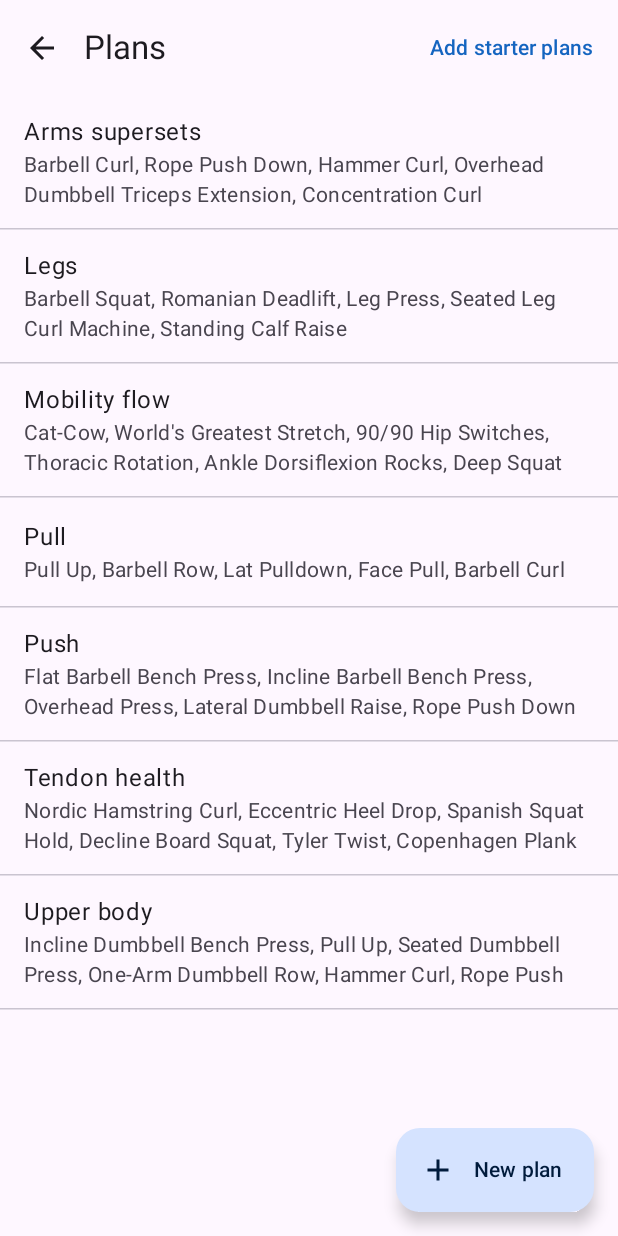
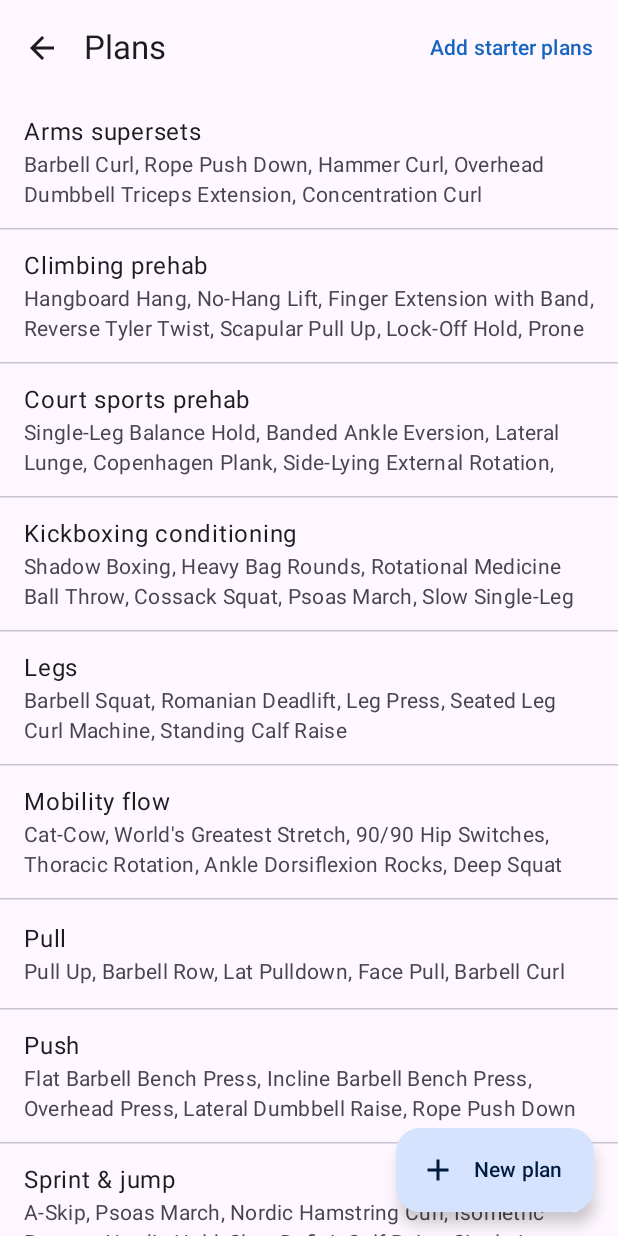
Before and after one commit to KerimKolberg/Fitness-app, an Android app built with Jetpack Compose: the RoutinesScreen screen opened through its navigation route, after a tap on "Add starter plans", on a phone screen of 412 x 824 dp. Run offline under Robolectric (Android 15) with nearby library versions, the phone set to English and light mode, and no system bars; our stand-ins replace Room's generated code.

Commit message:
Sports and prehab exercises, peroneal and hip flexor tendons; fix the watch build
- Slow Single-Leg Pelvic Drop (gluteal tendons) and the other missing
  exercises of a real lower-body plan (clamshell holds, isometric reverse
  Nordic hold, slow deficit calf raise, eccentric RDL, 45-degree
  hyperextension)
- Bouldering, kickboxing, boxing, beach volleyball, sprinting, shuttle run,
  agility ladder, hill sprints, heavy bag and shadow boxing rounds
- About 45 gym exercises for court sports, climbing, sprinting and fighting:
  ankle, hip, rotator cuff, finger and rotational core work
- Peroneal and hip flexor tendons with drawings; tendons for the new
  exercises
- Starter plans: court sports prehab, climbing prehab, sprint & jump,
  kickboxing conditioning
- Watch: add ListenableFuture to the compile classpath (tile and Health
  Services APIs)

Co-Authored-By: Claude Opus 5.5 <noreply@anthropic.com>
Claude-Session: https://claude.ai/code/session_01LBqbNx6x3Hg1wQCR6Wcf1k

```diff
--- a/app/src/main/java/com/kkfittracking/data/StarterPlans.kt
+++ b/app/src/main/java/com/kkfittracking/data/StarterPlans.kt
@@ -57,6 +57,59 @@ object StarterPlans {
             ),
         ),
         StarterPlan(
+            "Court sports prehab",
+            listOf(
+                "Single-Leg Balance Hold",
+                "Banded Ankle Eversion",
+                "Lateral Lunge",
+                "Copenhagen Plank",
+                "Side-Lying External Rotation",
+                "90/90 External Rotation Hold",
+                "Tyler Twist",
+                "Rotational Medicine Ball Throw",
+                "Slow Deficit Calf Raise",
+            ),
+        ),
+        StarterPlan(
+            "Climbing prehab",
+            listOf(
+                "Hangboard Hang",
+                "No-Hang Lift",
+                "Finger Extension with Band",
+                "Reverse Tyler Twist",
+                "Scapular Pull Up",
+                "Lock-Off Hold",
+                "Prone Y-T-W Raise",
+                "Wall Slide",
+            ),
+        ),
+        StarterPlan(
+            "Sprint & jump",
+            listOf(
+                "A-Skip",
+                "Psoas March",
+                "Nordic Hamstring Curl",
+                "Isometric Reverse Nordic Hold",
+                "Slow Deficit Calf Raise",
+                "Single-Leg Landing Stick",
+                "Approach Jump",
+                "Hill Sprints",
+            ),
+        ),
+        StarterPlan(
+            "Kickboxing conditioning",
+            listOf(
+                "Shadow Boxing",
+                "Heavy Bag Rounds",
+                "Rotational Medicine Ball Throw",
+                "Cossack Squat",
+                "Psoas March",
+                "Slow Single-Leg Pelvic Drop",
+                "Hollow Rock",
+            ),
+            supersets = listOf(listOf("Cossack Squat", "Psoas March")),
+        ),
+        StarterPlan(
             "Tendon health",
             listOf(
                 "Nordic Hamstring Curl",
--- a/gradle/libs.versions.toml
+++ b/gradle/libs.versions.toml
@@ -22,6 +22,7 @@ healthServices = "1.0.0-beta03"
 wearTiles = "1.4.0"
 protolayout = "1.2.0"
 concurrentFutures = "1.2.0"
+listenableFuture = "1.0"
 
 [libraries]
 androidx-core-ktx = { group = "androidx.core", name = "core-ktx", version.ref = "coreKtx" }
@@ -54,6 +55,7 @@ wear-tiles = { group = "androidx.wear.tiles", name = "tiles", version.ref = "wea
 wear-protolayout = { group = "androidx.wear.protolayout", name = "protolayout", version.ref = "protolayout" }
 wear-protolayout-material = { group = "androidx.wear.protolayout", name = "protolayout-material", version.ref = "protolayout" }
 androidx-concurrent-futures-ktx = { group = "androidx.concurrent", name = "concurrent-futures-ktx", version.ref = "concurrentFutures" }
+guava-listenablefuture = { group = "com.google.guava", name = "listenablefuture", version.ref = "listenableFuture" }
 wear-compose-material = { group = "androidx.wear.compose", name = "compose-material", version.ref = "wearCompose" }
 wear-compose-foundation = { group = "androidx.wear.compose", name = "compose-foundation", version.ref = "wearCompose" }
 
--- a/wear/build.gradle.kts
+++ b/wear/build.gradle.kts
@@ -69,6 +69,8 @@ dependencies {
     implementation(libs.wear.protolayout)
     implementation(libs.wear.protolayout.material)
     implementation(libs.androidx.concurrent.futures.ktx)
+    // The future type the tile and Health Services APIs return.
+    implementation(libs.guava.listenablefuture)
 
     implementation(libs.play.services.wearable)
     implementation(libs.kotlinx.coroutines.play.services)
```
Also changed, not shown: app/src/main/java/com/kkfittracking/data/BuiltInExercises.kt (+99 -0 lines), app/src/main/java/com/kkfittracking/data/BuiltInTendons.kt (+48 -14 lines), app/src/main/java/com/kkfittracking/model/Tendons.kt (+12 -0 lines), app/src/main/java/com/kkfittracking/ui/components/TendonIcon.kt (+9 -0 lines), 2 other files.
